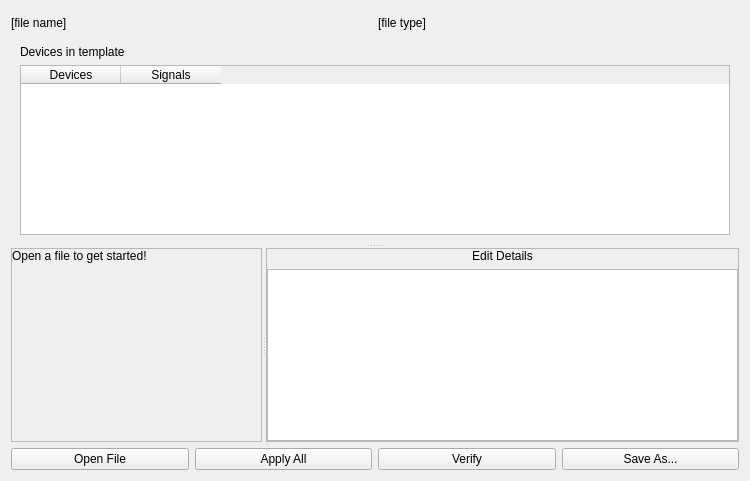
Qt form atef/ui/fill_template_page.ui (pcdshub/atef) before a commit.
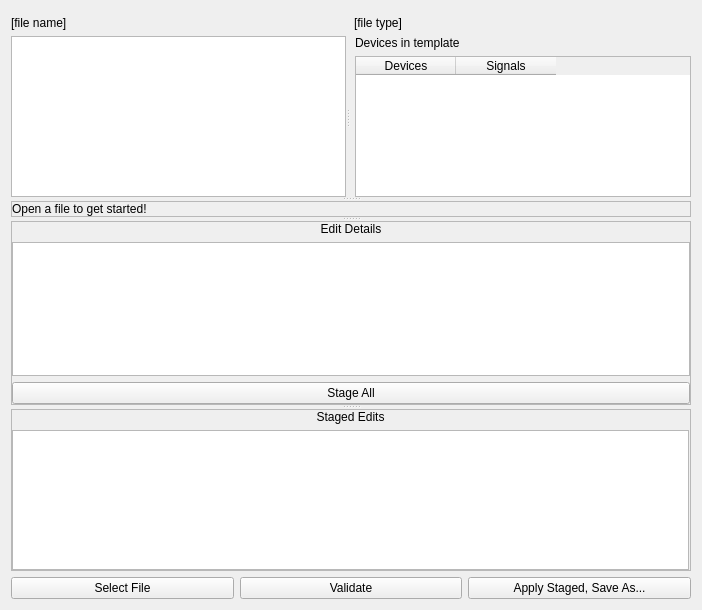
The same form after that commit.

Commit message: GUI: adjust .ui files for refactor, adding staging step

```diff
--- a/atef/ui/fill_template_page.ui
+++ b/atef/ui/fill_template_page.ui
@@ -6,8 +6,8 @@
    <rect>
     <x>0</x>
     <y>0</y>
-    <width>750</width>
-    <height>481</height>
+    <width>702</width>
+    <height>610</height>
    </rect>
   </property>
   <property name="windowTitle">
@@ -40,11 +40,20 @@
      <property name="orientation">
       <enum>Qt::Vertical</enum>
      </property>
-     <property name="childrenCollapsible">
-      <bool>false</bool>
-     </property>
-     <widget class="QFrame" name="device_frame">
-      <layout class="QVBoxLayout" name="verticalLayout_4">
+     <widget class="QSplitter" name="overview_splitter">
+      <property name="orientation">
+       <enum>Qt::Horizontal</enum>
+      </property>
+      <widget class="QTreeView" name="tree_view">
+       <property name="editTriggers">
+        <set>QAbstractItemView::NoEditTriggers</set>
+       </property>
+      </widget>
+      <widget class="QWidget" name="verticalLayoutWidget">
+       <layout class="QVBoxLayout" name="device_info_layout">
+        <property name="leftMargin">
+         <number>5</number>
+        </property>
        <item>
         <widget class="QLabel" name="device_label">
          <property name="sizePolicy">
@@ -89,13 +98,7 @@
        </item>
       </layout>
      </widget>
-     <widget class="QSplitter" name="horiz_splitter">
-      <property name="orientation">
-       <enum>Qt::Horizontal</enum>
-      </property>
-      <property name="childrenCollapsible">
-       <bool>false</bool>
-      </property>
+     </widget>
       <widget class="QFrame" name="edits_frame">
        <property name="sizePolicy">
         <sizepolicy hsizetype="Preferred" vsizetype="Preferred">
@@ -185,8 +188,49 @@
         <item>
          <widget class="QListWidget" name="details_list"/>
         </item>
-       </layout>
-      </widget>
+       <item>
+        <widget class="QPushButton" name="stage_all_button">
+         <property name="text">
+          <string>Stage All</string>
+         </property>
+        </widget>
+       </item>
+      </layout>
+     </widget>
+     <widget class="QFrame" name="stage_frame">
+      <property name="frameShape">
+       <enum>QFrame::StyledPanel</enum>
+      </property>
+      <property name="frameShadow">
+       <enum>QFrame::Raised</enum>
+      </property>
+      <layout class="QVBoxLayout" name="verticalLayout_4">
+       <property name="leftMargin">
+        <number>0</number>
+       </property>
+       <property name="topMargin">
+        <number>0</number>
+       </property>
+       <property name="rightMargin">
+        <number>1</number>
+       </property>
+       <property name="bottomMargin">
+        <number>0</number>
+       </property>
+       <item>
+        <widget class="QLabel" name="staged_label">
+         <property name="text">
+          <string>Staged Edits</string>
+         </property>
+         <property name="alignment">
+          <set>Qt::AlignCenter</set>
+         </property>
+        </widget>
+       </item>
+       <item>
+        <widget class="QListWidget" name="staged_list"/>
+       </item>
+      </layout>
      </widget>
     </widget>
    </item>
@@ -198,28 +242,21 @@
      <item>
       <widget class="QPushButton" name="open_button">
        <property name="text">
-        <string>Open File</string>
-       </property>
-      </widget>
-     </item>
-     <item>
-      <widget class="QPushButton" name="apply_all_button">
-       <property name="text">
-        <string>Apply All</string>
+        <string>Select File</string>
        </property>
       </widget>
      </item>
      <item>
       <widget class="QPushButton" name="verify_button">
        <property name="text">
-        <string>Verify</string>
+        <string>Validate</string>
        </property>
       </widget>
      </item>
      <item>
       <widget class="QPushButton" name="save_button">
        <property name="text">
-        <string>Save As...</string>
+        <string>Apply Staged, Save As...</string>
        </property>
       </widget>
      </item>
```
Lines whose indentation alone changed are shown as unchanged. The commit also changes 1 other file.
